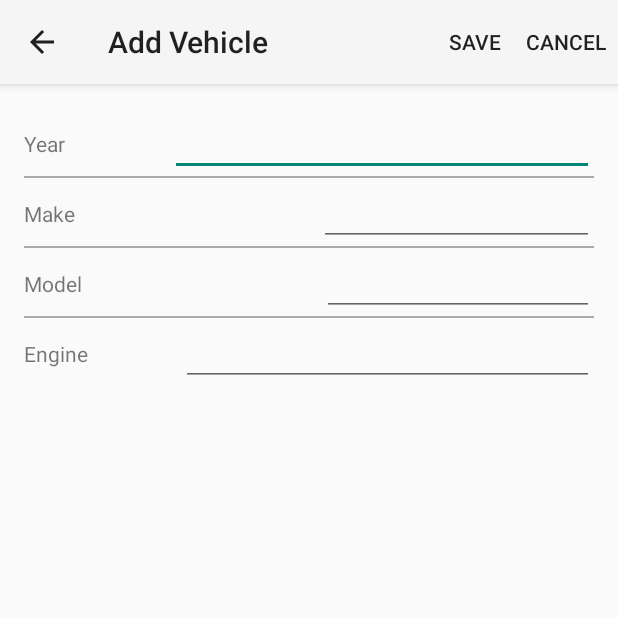
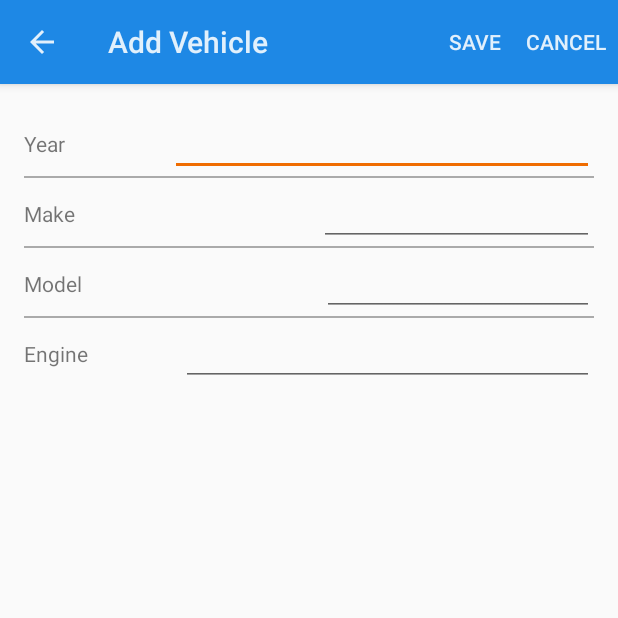
Before and after one commit to kd8bny/maintenanceMan, an Android app: the activity_add_fleetRoster screen opened directly, with no data from a screen before it, on a phone screen of 412 x 824 dp, the top half of it. Run offline under Robolectric (Android 15) with nearby library versions, the light colour scheme and no system bars.

Commit message:
Material colors

```diff
--- /dev/null
+++ b/app/src/main/res/values-v21/colors.xml
@@ -0,0 +1,8 @@
+<?xml version="1.0" encoding="utf-8"?>
+<resources>
+    <color name="color_primary">#1e88e5</color>
+    <color name="color_primary_dark">#1976d2</color>
+    <color name="color_nav_bar">#1e88e5</color>
+    <color name="color_accent">#ef6c00</color>
+
+</resources>
--- a/app/src/main/res/values-v21/styles.xml
+++ b/app/src/main/res/values-v21/styles.xml
@@ -1,8 +1,18 @@
 <resources>
 
     <!-- Base application theme. -->
-    <style name="AppTheme" parent="android:Theme.Material.Light">
+    <style name="AppTheme" parent="android:Theme.Material.Light.DarkActionBar">
         <!-- Customize your theme here. -->
+        <!-- Main theme colors -->
+        <!--   your app branding color for the app bar -->
+        <item name="android:colorPrimary">@color/color_primary</item>
+        <!--   darker variant for the status bar and contextual app bars -->
+        <item name="android:colorPrimaryDark">@color/color_primary_dark</item>
+
+        <item name="android:navigationBarColor">@color/color_primary_dark</item>
+        <!--   theme UI controls like checkboxes and text fields -->
+        <item name="android:colorAccent">@color/color_accent</item>
+
     </style>
 
 </resources>
```
